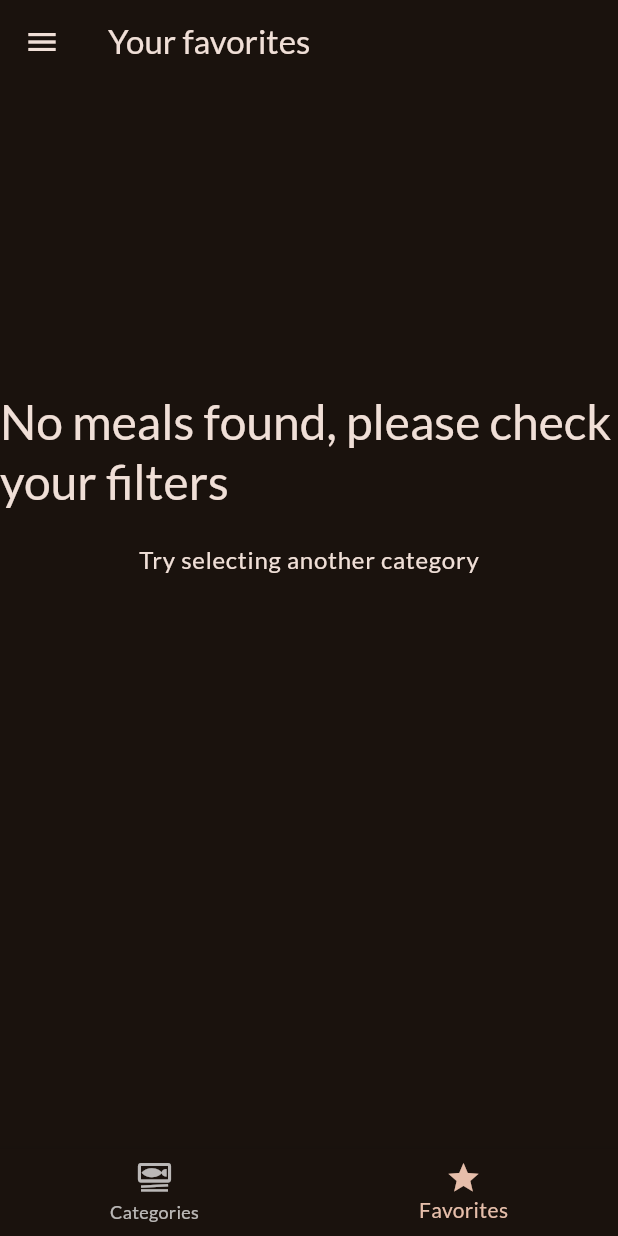
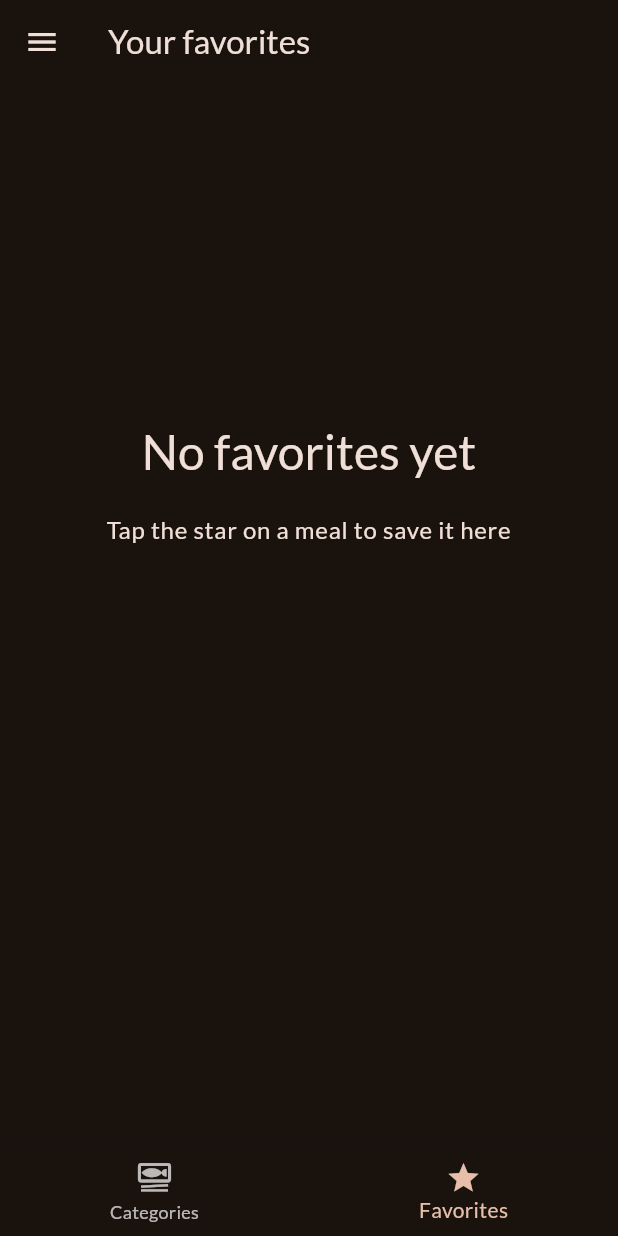
Before and after one commit to NourMontacer01/MealsAppFlutter, a Flutter app: the screen it shows after launch, item 2 of the bottom bar chosen, on a phone screen of 412 x 824 dp. Run offline on Flutter 3.47's test engine with Material 3 defaults, Android fonts, the phone set to English and light mode, and no system bars; our stand-ins replace flutter_riverpod, google_fonts, transparent_image.

Commit message:
Show a proper empty state on the Favorites tab
An empty Favorites tab told users to check their filters and pick another
category, which made no sense there. MealsScreen now takes the empty-state
texts as parameters and the Favorites tab explains how to add a meal.

```diff
--- a/lib/screens/meals.dart
+++ b/lib/screens/meals.dart
@@ -19,10 +19,18 @@ import 'package:mealsapp/screens/meal.dart';
 import 'package:mealsapp/widgets/meal_item.dart';
 
 class MealsScreen extends StatelessWidget {
-  MealsScreen({super.key, this.title, required this.meals });
+  const MealsScreen({
+    super.key,
+    this.title,
+    required this.meals,
+    this.emptyTitle = 'No meals found, please check your filters',
+    this.emptyHint = 'Try selecting another category',
+  });
 
   final String? title;
   final List<Meal> meals;
+  final String emptyTitle;
+  final String emptyHint;
 
   void _onSelectedmeal(BuildContext context, Meal meal) {
     Navigator.of(context).push(
@@ -50,16 +58,18 @@ class MealsScreen extends StatelessWidget {
           mainAxisAlignment: MainAxisAlignment.center,
           children: [
             Text(
-              'No meals found, please check your filters',
+              emptyTitle,
+              textAlign: TextAlign.center,
               style: Theme.of(context).textTheme.headlineLarge!.copyWith(
                 color: Theme.of(context).colorScheme.onBackground,
               ),
             ),
             SizedBox(height: 20),
-            Container(
+            SizedBox(
               height: 200,
               child: Text(
-                'Try selecting another category',
+                emptyHint,
+                textAlign: TextAlign.center,
                 style: Theme.of(context).textTheme.bodyLarge!.copyWith(
                   color: Theme.of(context).colorScheme.onBackground,
                 ),
@@ -69,9 +79,9 @@ class MealsScreen extends StatelessWidget {
         ),
       );
     }
-    if (title != null)
+    if (title != null) {
       return Scaffold(appBar: AppBar(title: Text(title!)), body: content);
-    else
-      return content;
+    }
+    return content;
   }
 }
--- a/lib/screens/tabs.dart
+++ b/lib/screens/tabs.dart
@@ -55,7 +55,11 @@ class _TabsScreenState extends ConsumerState<TabsScreen> {
 
     if (_selesctedpageindex == 1) {
       final favoriteMeals = ref.watch(favoriteMealProvider);
-      activepage = MealsScreen(meals: favoriteMeals);
+      activepage = MealsScreen(
+        meals: favoriteMeals,
+        emptyTitle: 'No favorites yet',
+        emptyHint: 'Tap the star on a meal to save it here',
+      );
       activePageTitle = 'Your favorites';
     }
 
```
